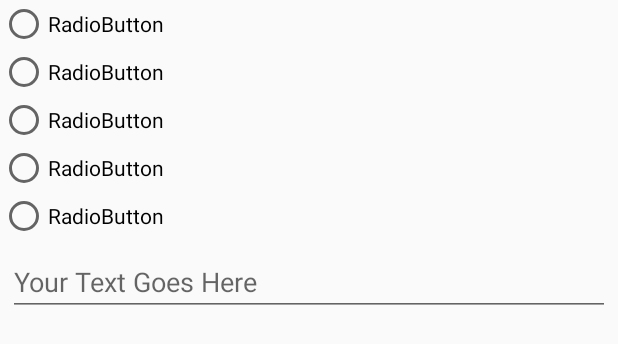
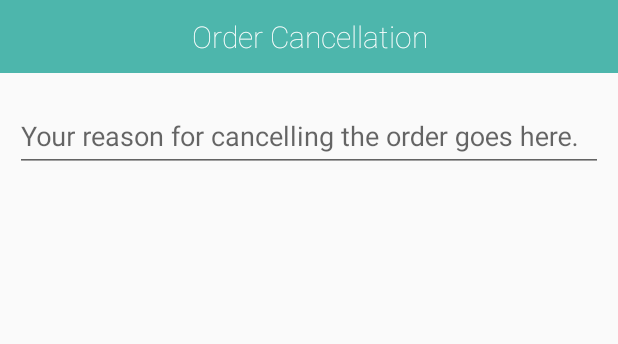
Before and after one commit to ksathyasairam/HoplineAdmin, an Android app: the layout cancel_dialog_fragment.xml on its own in the app's theme, with its tools: preview values and no code run, on a phone screen of 412 x 824 dp. Shown: the top 344 px of the screen. Run offline under Robolectric (Android 15) with nearby library versions, the phone set to English and light mode, and no system bars.

Commit message:
Cancel reason and reset actionbar items

```diff
--- a/app/src/main/res/drawable/cart_item_bg.xml
+++ b/app/src/main/res/drawable/cart_item_bg.xml
@@ -1,7 +1,5 @@
 <?xml version="1.0" encoding="UTF-8"?>
 <shape xmlns:android="http://schemas.android.com/apk/res/android">
     <solid android:color="#ffffff"/>
-    <stroke android:width="5dp" android:color="#ffffff" />
-    <corners android:radius="5dp"/>
     <padding android:left="0dp" android:top="0dp" android:right="0dp" android:bottom="0dp" />
 </shape>
--- a/app/src/main/res/layout/activity_offline_order.xml
+++ b/app/src/main/res/layout/activity_offline_order.xml
@@ -17,4 +17,5 @@
         android:scrollbars="vertical" />
 
 
+
 </RelativeLayout>
--- a/app/src/main/res/layout/cancel_dialog_fragment.xml
+++ b/app/src/main/res/layout/cancel_dialog_fragment.xml
@@ -5,56 +5,36 @@
     android:focusable="true"
     android:focusableInTouchMode="true">
 
-    <RadioGroup
+    <LinearLayout
         android:layout_width="match_parent"
-        android:layout_height="wrap_content"
-        android:orientation="vertical"
-        >
-
-        <RadioButton
-            android:text="RadioButton"
+        android:background="#4DB6AC"
+        android:padding="5dp"
+        android:layout_height="wrap_content">
+        <TextView
             android:layout_width="match_parent"
             android:layout_height="wrap_content"
-            android:id="@+id/radioButton5" />
+            android:layout_margin="5dp"
+            android:textSize="20sp"
+            android:gravity="center"
+            android:text="Order Cancellation"
+            android:fontFamily="sans-serif-thin"
+            android:textColor="@android:color/white"/>
+    </LinearLayout>
+    <android.support.design.widget.TextInputLayout
+        android:layout_width="match_parent"
+        android:layout_margin="10dp"
+        android:layout_height="wrap_content">
 
-        <RadioButton
-            android:text="RadioButton"
+        <android.support.design.widget.TextInputEditText
             android:layout_width="match_parent"
+            android:id="@+id/cancel_edit_text"
             android:layout_height="wrap_content"
-            android:id="@+id/radioButton9"
-             />
+            android:hint="Your reason for cancelling the order goes here."
+            android:imeOptions="actionDone"
+            android:inputType="textMultiLine"
+            android:ems="10"
+            />
 
-        <RadioButton
-            android:text="RadioButton"
-            android:layout_width="match_parent"
-            android:layout_height="wrap_content"
-            android:id="@+id/radioButton7"
-           />
+    </android.support.design.widget.TextInputLayout>
 
-        <RadioButton
-            android:text="RadioButton"
-            android:layout_width="match_parent"
-            android:layout_height="wrap_content"
-            android:id="@+id/radioButton6" />
-
-        <RadioButton
-            android:text="RadioButton"
-            android:layout_width="match_parent"
-            android:layout_height="wrap_content"
-            android:id="@+id/radioButton8"
-
-           />
-
-    </RadioGroup>
-
-    <EditText
-        android:layout_width="match_parent"
-        android:layout_margin="5dp"
-        android:layout_height="wrap_content"
-        android:inputType="textMultiLine"
-        android:ems="10"
-        android:imeOptions="actionDone"
-
-        android:hint="Your Text Goes Here"
-        android:id="@+id/editText2" />
 </LinearLayout>
--- a/app/src/main/res/layout/cart_product_item.xml
+++ b/app/src/main/res/layout/cart_product_item.xml
@@ -10,7 +10,7 @@
         android:layout_height="wrap_content"
         android:gravity="center"
         android:orientation="vertical"
-        android:padding="5dp">
+        >
 
         <LinearLayout
             android:layout_width="match_parent"
@@ -53,6 +53,7 @@
 
         <TextView
             android:id="@+id/cart_item_name"
+            android:padding="3dp"
             android:layout_width="match_parent"
             android:layout_height="match_parent"
             android:layout_marginTop="5dp"
@@ -69,7 +70,7 @@
         android:layout_width="match_parent"
         android:layout_height="wrap_content"
         android:orientation="horizontal"
-        android:padding="5dp">
+        android:padding="3dp">
 
         <TextView
             android:id="@+id/cart_item_addon"
--- a/app/src/main/res/layout/customize_add_on_row.xml
+++ b/app/src/main/res/layout/customize_add_on_row.xml
@@ -1,6 +1,7 @@
 <?xml version="1.0" encoding="utf-8"?>
 <LinearLayout xmlns:android="http://schemas.android.com/apk/res/android"
     android:orientation="vertical" android:layout_width="match_parent"
+
     android:layout_height="wrap_content">
 
     <LinearLayout
@@ -17,7 +18,7 @@
             android:layout_width="match_parent"
             android:layout_height="match_parent"
             android:layout_weight="0.1"
-            android:gravity="left"
+            android:gravity="center_vertical"
             android:text="Plane Jane Sandwich"
             android:textColor="@color/colorPrimary"
             android:textSize="16sp" />
@@ -26,12 +27,13 @@
             android:layout_width="match_parent"
             android:layout_height="wrap_content"
             android:layout_weight="0.9"
+
             android:gravity="right"
             android:layout_gravity="center_vertical">
             <CheckBox
+                android:buttonTint="#757575"
                 android:layout_width="match_parent"
                 android:layout_height="wrap_content"
-                style="@android:style/Widget.Holo.CompoundButton.CheckBox"
                 android:id="@+id/checkBoxAddOn"
                 />
         </LinearLayout>
```
Also changed, not shown: app/src/main/java/com/example/ssairam/hopline/activity_ui/MainActivity.java (+11 -0 lines), app/src/main/java/com/example/ssairam/hopline/activity_ui/OfflineOrder.java (+6 -2 lines), app/src/main/java/com/example/ssairam/hopline/fragments/IncomingOrderFragment.java (+16 -5 lines), app/src/main/res/layout-large/fragment_new_order.xml (+4 -8 lines), app/src/main/res/layout/customization_dialog.xml (+16 -8 lines).
